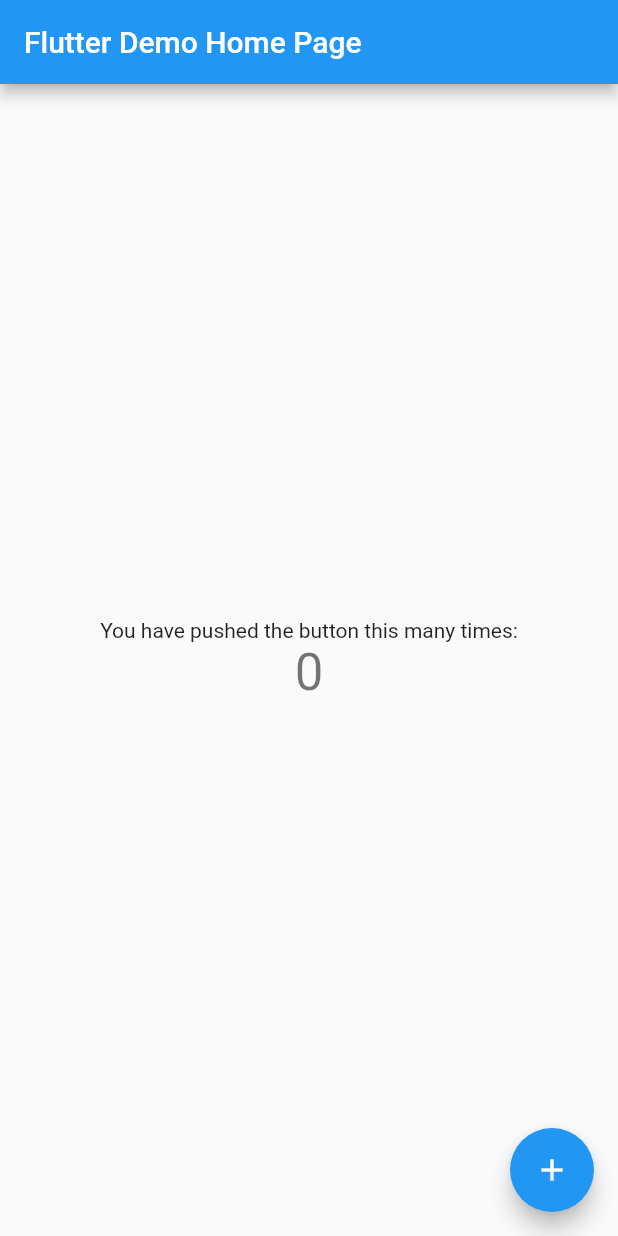
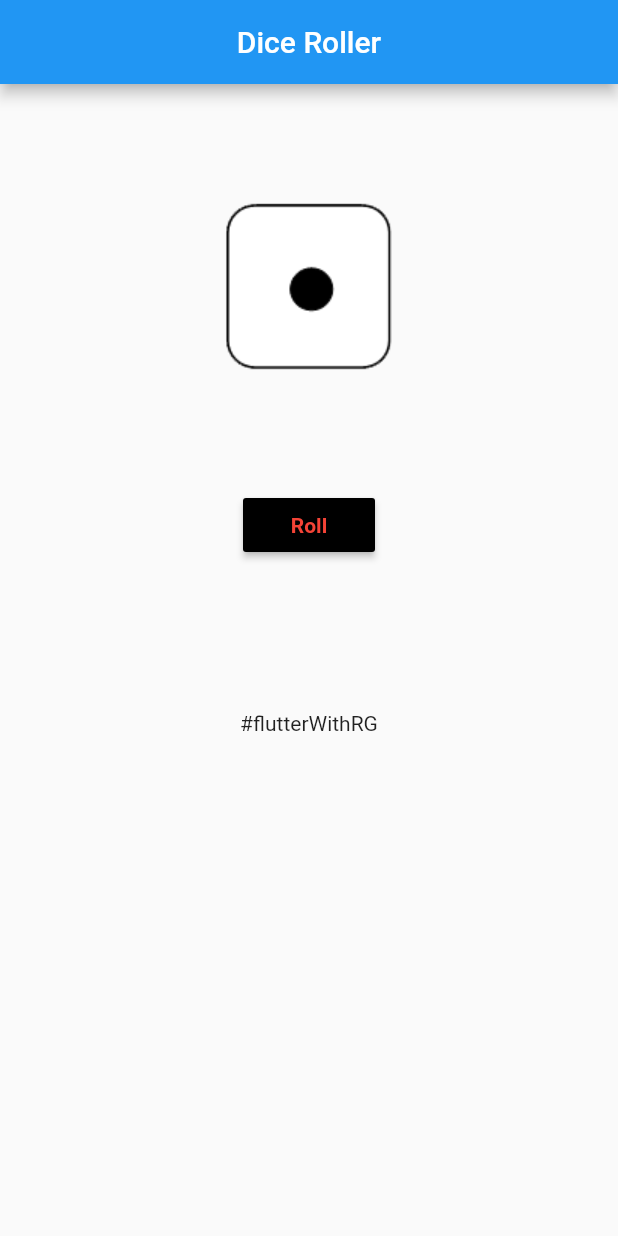
Before and after one commit to rishi89-g/Dice-Roller, a Flutter app: the screen it shows after launch, on a phone screen of 412 x 824 dp. Run offline on Flutter 3.47's test engine with Material 2 defaults, Android fonts, the phone set to English and light mode, and no system bars.

Commit message:
projrct done doing

```diff
--- a/lib/main.dart
+++ b/lib/main.dart
@@ -1,115 +1,66 @@
+import 'dart:math';
+
 import 'package:flutter/material.dart';
 
-void main() {
-  runApp(const MyApp());
+void main() => runApp(const MaterialApp(
+      debugShowCheckedModeBanner: false,
+      title: 'Dice App',
+      home: HomePage(),
+    ));
+
+class HomePage extends StatefulWidget {
+  const HomePage({Key? key}) : super(key: key);
+
+  @override
+  State<HomePage> createState() => _HomePageState();
 }
 
-class MyApp extends StatelessWidget {
-  const MyApp({super.key});
+class _HomePageState extends State<HomePage> {
+  int diceno = 1;
 
-  // This widget is the root of your application.
-  @override
-  Widget build(BuildContext context) {
-    return MaterialApp(
-      title: 'Flutter Demo',
-      theme: ThemeData(
-        // This is the theme of your application.
-        //
-        // Try running your application with "flutter run". You'll see the
-        // application has a blue toolbar. Then, without quitting the app, try
-        // changing the primarySwatch below to Colors.green and then invoke
-        // "hot reload" (press "r" in the console where you ran "flutter run",
-        // or simply save your changes to "hot reload" in a Flutter IDE).
-        // Notice that the counter didn't reset back to zero; the application
-        // is not restarted.
-        primarySwatch: Colors.blue,
-      ),
-      home: const MyHomePage(title: 'Flutter Demo Home Page'),
-    );
-  }
-}
-
-class MyHomePage extends StatefulWidget {
-  const MyHomePage({super.key, required this.title});
-
-  // This widget is the home page of your application. It is stateful, meaning
-  // that it has a State object (defined below) that contains fields that affect
-  // how it looks.
-
-  // This class is the configuration for the state. It holds the values (in this
-  // case the title) provided by the parent (in this case the App widget) and
-  // used by the build method of the State. Fields in a Widget subclass are
-  // always marked "final".
-
-  final String title;
-
-  @override
-  State<MyHomePage> createState() => _MyHomePageState();
-}
-
-class _MyHomePageState extends State<MyHomePage> {
-  int _counter = 0;
-
-  void _incrementCounter() {
+  changeDice() {
     setState(() {
-      // This call to setState tells the Flutter framework that something has
-      // changed in this State, which causes it to rerun the build method below
-      // so that the display can reflect the updated values. If we changed
-      // _counter without calling setState(), then the build method would not be
-      // called again, and so nothing would appear to happen.
-      _counter++;
+      diceno = Random().nextInt(6) + 1;
     });
   }
 
   @override
   Widget build(BuildContext context) {
-    // This method is rerun every time setState is called, for instance as done
-    // by the _incrementCounter method above.
-    //
-    // The Flutter framework has been optimized to make rerunning build methods
-    // fast, so that you can just rebuild anything that needs updating rather
-    // than having to individually change instances of widgets.
     return Scaffold(
-      appBar: AppBar(
-        // Here we take the value from the MyHomePage object that was created by
-        // the App.build method, and use it to set our appbar title.
-        title: Text(widget.title),
-      ),
-      body: Center(
-        // Center is a layout widget. It takes a single child and positions it
-        // in the middle of the parent.
-        child: Column(
-          // Column is also a layout widget. It takes a list of children and
-          // arranges them vertically. By default, it sizes itself to fit its
-          // children horizontally, and tries to be as tall as its parent.
-          //
-          // Invoke "debug painting" (press "p" in the console, choose the
-          // "Toggle Debug Paint" action from the Flutter Inspector in Android
-          // Studio, or the "Toggle Debug Paint" command in Visual Studio Code)
-          // to see the wireframe for each widget.
-          //
-          // Column has various properties to control how it sizes itself and
-          // how it positions its children. Here we use mainAxisAlignment to
-          // center the children vertically; the main axis here is the vertical
-          // axis because Columns are vertical (the cross axis would be
-          // horizontal).
-          mainAxisAlignment: MainAxisAlignment.center,
-          children: <Widget>[
-            const Text(
-              'You have pushed the button this many times:',
+        appBar: AppBar(
+          title: const Text("Dice Roller"),
+          centerTitle: true,
+        ),
+        body: Column(
+          children: [
+            const SizedBox(
+              height: 10,
             ),
-            Text(
-              '$_counter',
-              style: Theme.of(context).textTheme.headline4,
+            Image.asset(
+              'images/$diceno.jpg',
+              height: 250,
+              width: 250,
             ),
+            const SizedBox(
+              height: 10,
+            ),
+            Center(
+                child: MaterialButton(
+              onPressed: changeDice,
+              color: Colors.black,
+              child: Text(
+                "Roll",
+                style: TextStyle(
+                  color: Colors.red,
+                  fontWeight: FontWeight.bold,
+                ),
+              ),
+            )),
+            const SizedBox(
+              height: 100,
+            ),
+            const Text("#flutterWithRG")
           ],
-        ),
-      ),
-      floatingActionButton: FloatingActionButton(
-        onPressed: _incrementCounter,
-        tooltip: 'Increment',
-        child: const Icon(Icons.add),
-      ), // This trailing comma makes auto-formatting nicer for build methods.
-    );
+        ));
   }
 }
--- a/pubspec.yaml
+++ b/pubspec.yaml
@@ -60,8 +60,8 @@
   uses-material-design: true
 
   # To add assets to your application, add an assets section, like this:
-  # assets:
-  #   - images/a_dot_burr.jpeg
+  assets:
+    - images/
   #   - images/a_dot_ham.jpeg
 
   # An image asset can refer to one or more resolution-specific "variants", see
```
Also changed, not shown: images/1.jpg (added), images/2.jpg (added), images/3.jpg (added), images/4.jpg (added), images/5.jpg (added), images/6.jpg (added), 1 other file.
